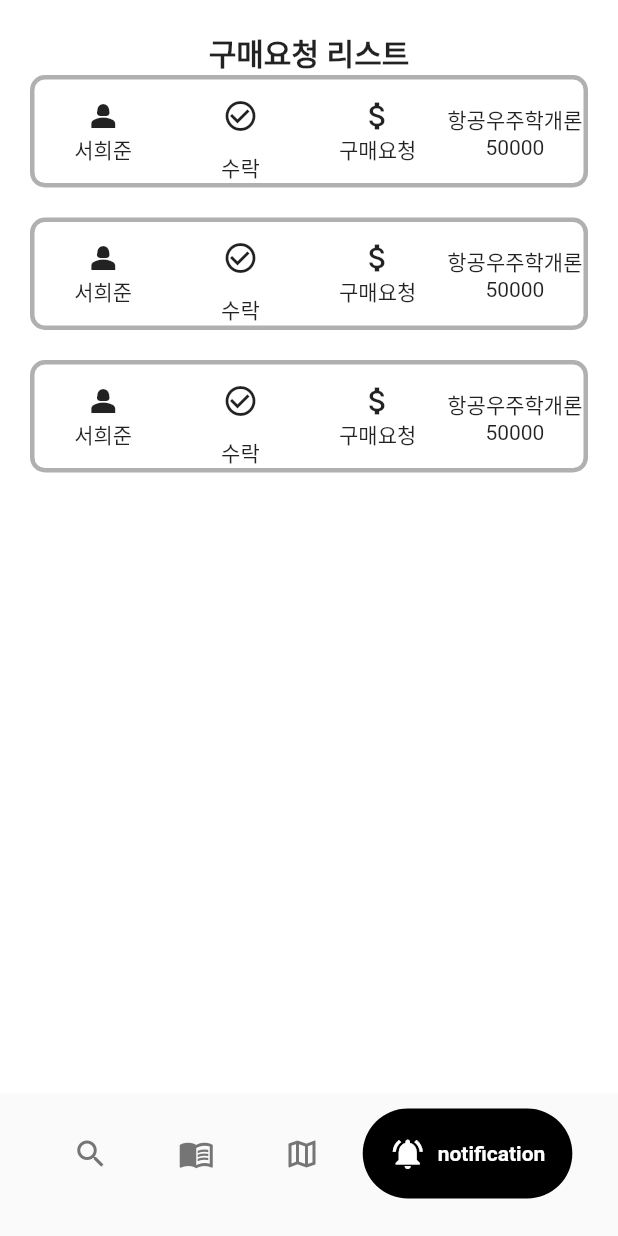
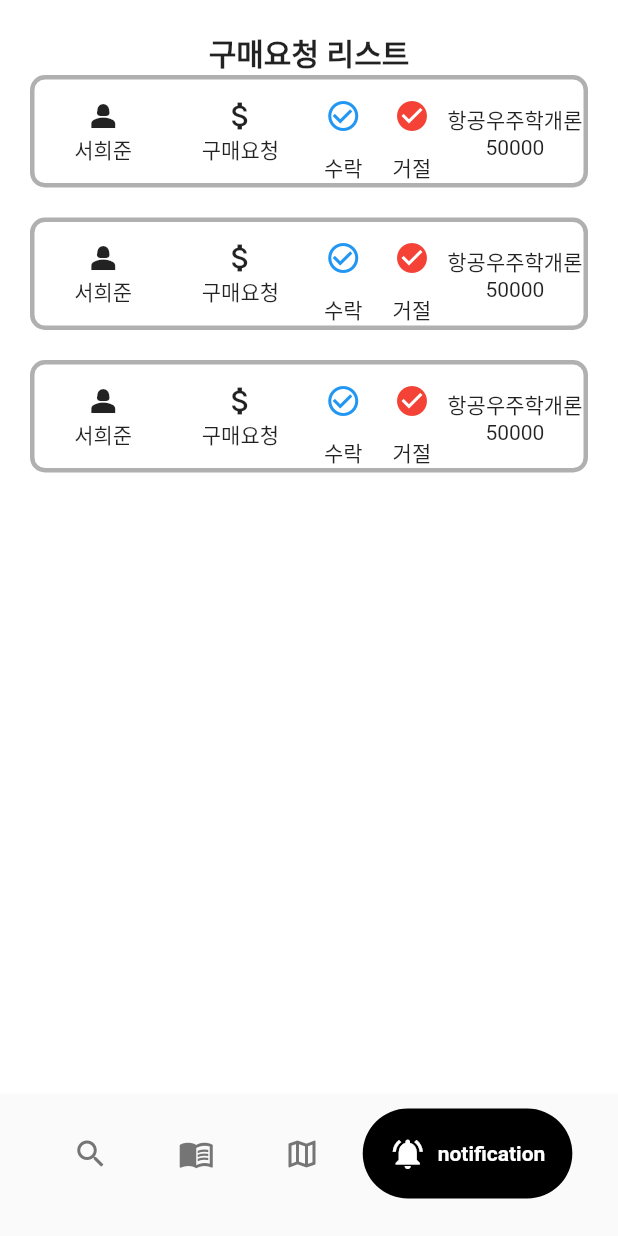
Before and after one commit to HeeJohn/book_store, a Flutter app: the screen it shows after launch, item 4 of the bottom bar chosen, on a phone screen of 412 x 824 dp. Run offline on Flutter 3.47's test engine with Material 2 defaults, Android fonts, the phone set to English and light mode, and no system bars; drawn by our look-alikes of google_nav_bar; our stand-ins replace dio, flutter_cache_manager, flutter_local_notifications, flutter_secure_storage, geolocator, google_maps_flutter and 4 more; accounts and stored records are empty.

Commit message:
front finish

```diff
--- a/lib/activity/meet_up_list_screen.dart
+++ b/lib/activity/meet_up_list_screen.dart
@@ -42,6 +42,7 @@ class _MeetUpListState extends State<MeetUpList> {
         child: Padding(
           padding: const EdgeInsets.symmetric(
             vertical: 10,
+            horizontal: 10,
           ),
           child: FutureBuilder<String?>(
               future: getList(),
--- a/lib/activity/notification_screen.dart
+++ b/lib/activity/notification_screen.dart
@@ -127,20 +127,6 @@ class Notify extends StatelessWidget {
               ],
             ),
           ),
-          Expanded(
-            child: Column(
-              mainAxisAlignment: MainAxisAlignment.center,
-              children: [
-                IconButton(
-                  onPressed: onPressed,
-                  icon: const Icon(Icons.check_circle_outline),
-                ),
-                const Text(
-                  '수락',
-                ),
-              ],
-            ),
-          ),
           const Expanded(
             child: Column(
               children: [
@@ -149,6 +135,46 @@ class Notify extends StatelessWidget {
                 ),
                 Text(
                   '구매요청',
+                ),
+              ],
+            ),
+          ),
+          Expanded(
+            child: Row(
+              children: [
+                Expanded(
+                  child: Column(
+                    mainAxisAlignment: MainAxisAlignment.center,
+                    children: [
+                      IconButton(
+                        onPressed: onPressed,
+                        icon: const Icon(
+                          Icons.check_circle_outline,
+                          color: Colors.blue,
+                        ),
+                      ),
+                      const Text(
+                        '수락',
+                      ),
+                    ],
+                  ),
+                ),
+                Expanded(
+                  child: Column(
+                    mainAxisAlignment: MainAxisAlignment.center,
+                    children: [
+                      IconButton(
+                        onPressed: onPressed,
+                        icon: const Icon(
+                          Icons.check_circle,
+                          color: Colors.red,
+                        ),
+                      ),
+                      const Text(
+                        '거절',
+                      ),
+                    ],
+                  ),
                 ),
               ],
             ),
```
